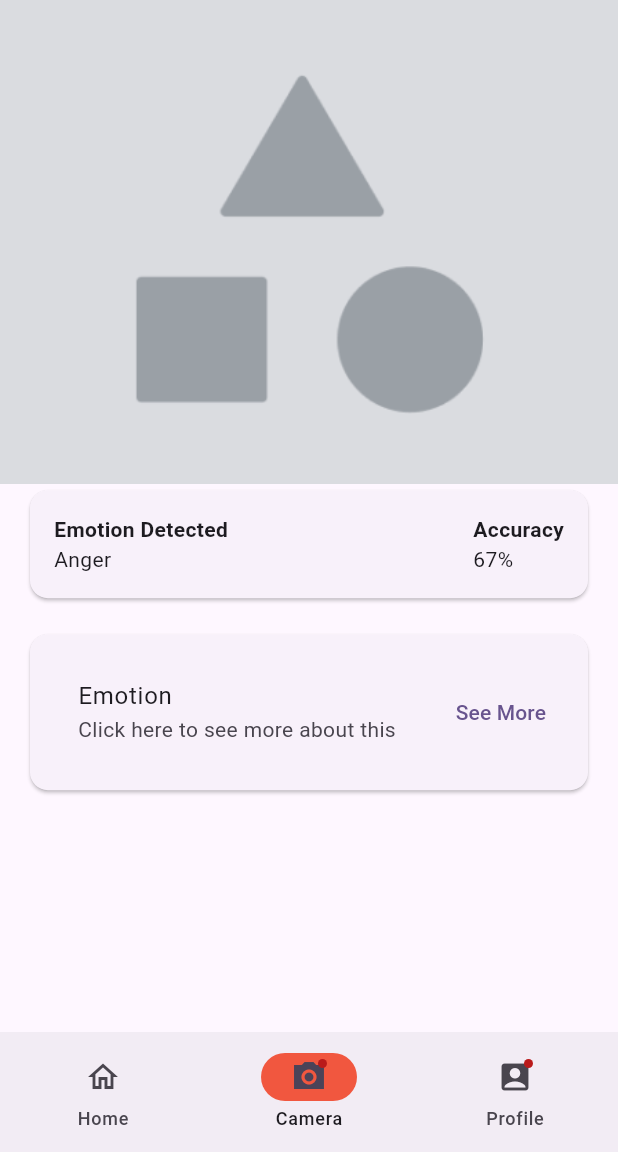
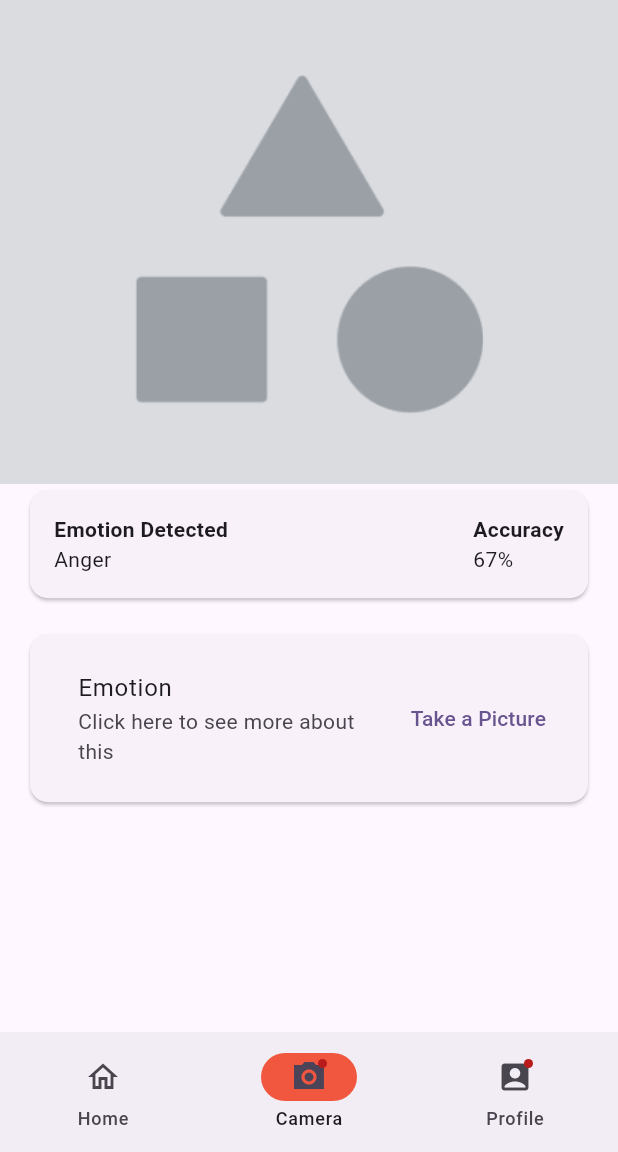
Before and after one commit to lucythwaites45/emotion-detector, a Flutter app: the HomePage screen opened by its route, on a phone screen of 412 x 824 dp, the part 84-1236 px from its top. Run offline on Flutter 3.47's test engine with Material 3 defaults, Android fonts, the phone set to English and light mode, and no system bars; our stand-ins replace camera, modal_bottom_sheet; missing offline and left inert: dart:ffi.

Commit message:
working camera functionality

```diff
--- a/lib/main.dart
+++ b/lib/main.dart
@@ -6,36 +6,40 @@ import 'package:general_waste_classifier/view/components/general.dart';
 import 'package:general_waste_classifier/view/components/home.dart';
 import 'package:general_waste_classifier/view/components/homepage.dart';
 import 'package:general_waste_classifier/view/components/profile.dart';
+
 Future<void> main() async {
   WidgetsFlutterBinding.ensureInitialized();
 
-// Obtain a list of the available cameras on the device.
+  // Obtain a list of the available cameras on the device.
   final cameras = await availableCameras();
+  final firstCamera = cameras.first;
 
-// Get a specific camera from the list of available cameras.
-  final firstCamera = cameras.first;
-  runApp(const MyApp());
+  runApp(MyApp(firstCamera: firstCamera));
 }
 
 class MyApp extends StatelessWidget {
-  const MyApp({Key? key}) : super(key: key);
+  final CameraDescription firstCamera;
+
+  const MyApp({super.key, required this.firstCamera});
 
   @override
   Widget build(BuildContext context) {
     return MaterialApp(
-      title: 'emotion Detector',
+      title: 'Emotion Detector',
       debugShowCheckedModeBanner: false,
       theme: ThemeData(
         colorScheme: ColorScheme.fromSeed(seedColor: Colors.deepPurple),
         useMaterial3: true,
         backgroundColor: Colors.white,
       ),
+
       initialRoute: '/', // Optionally set initial route
       routes: {
         '/': (context) => const GeneralPage(),
         '/home': (context) => const Home(),
-        '/homepage': (context) => const HomePage(),// Define the route for Home widget
+        '/homepage': (context) => const HomePage(),
         '/profile': (context) => const Profile(),
+        '/take_picture': (context) => TakePictureScreen(camera: firstCamera),
       },
     );
   }
--- a/lib/view/components/homepage.dart
+++ b/lib/view/components/homepage.dart
@@ -1,4 +1,5 @@
 import 'dart:ffi';
+import 'dart:io';
 
 import 'package:camera/camera.dart';
 import 'package:flutter/cupertino.dart';
@@ -19,10 +20,29 @@ class HomePage extends StatefulWidget {
 }
 
 class _HomePageState extends State<HomePage> {
+  late List<CameraDescription> cameras;
+  late CameraDescription firstCamera;
+
+  @override
+  void initState() {
+    super.initState();
+    availableCameras().then((cameras) {
+      setState(() {
+        this.cameras = cameras;
+        this.firstCamera = cameras.first;
+      });
+    });
+  }
+
   @override
   Widget build(BuildContext context) {
     int currentPageIndex = 1;
     final ThemeData theme = Theme.of(context);
+
+    if (cameras.isEmpty) {
+      return const Center(child: CircularProgressIndicator());
+    }
+
     return Scaffold(
       appBar: AppBar(
         title: Image.asset(
@@ -81,10 +101,10 @@ class _HomePageState extends State<HomePage> {
           Padding(
             padding: const EdgeInsets.symmetric(horizontal: 16.0), // Add padding here
             child: Column(
-              children: const <Widget>[
+              children:  <Widget>[
                 CardResults(),
                 SizedBox(height: 16), // Add space between the cards
-                CardMoreInfo(),
+                CardMoreInfo(camera: firstCamera),
               ],
             ),
           ),
@@ -132,7 +152,8 @@ class CardResults extends StatelessWidget {
 }
 
 class CardMoreInfo extends StatelessWidget {
-  const CardMoreInfo({Key? key}) : super(key: key);
+  final CameraDescription camera;
+  const CardMoreInfo({Key? key, required this.camera}) : super(key: key);
 
   @override
   Widget build(BuildContext context) {
@@ -151,9 +172,9 @@ class CardMoreInfo extends StatelessWidget {
               ),
               TextButton(
                 onPressed: () {
-                  // Add your onPressed logic here
+                  Navigator.pushNamed(context, '/take_picture');
                 },
-                child: const Text('See More'),
+                child: const Text('Take a Picture'),
               ),
             ],
           ),
@@ -205,7 +226,73 @@ class TakePictureScreenState extends State<TakePictureScreen> {
 
   @override
   Widget build(BuildContext context) {
-    // Fill this out in the next steps.
-    return Container();
+    return Scaffold(
+      appBar: AppBar(title: const Text('Take a picture')),
+      // You must wait until the controller is initialized before displaying the
+      // camera preview. Use a FutureBuilder to display a loading spinner until the
+      // controller has finished initializing.
+      body: FutureBuilder<void>(
+        future: _initializeControllerFuture,
+        builder: (context, snapshot) {
+          if (snapshot.connectionState == ConnectionState.done) {
+            // If the Future is complete, display the preview.
+            return CameraPreview(_controller);
+          } else {
+            // Otherwise, display a loading indicator.
+            return const Center(child: CircularProgressIndicator());
+          }
+        },
+      ),
+      floatingActionButton: FloatingActionButton(
+        // Provide an onPressed callback.
+        onPressed: () async {
+          // Take the Picture in a try / catch block. If anything goes wrong,
+          // catch the error.
+          try {
+            // Ensure that the camera is initialized.
+            await _initializeControllerFuture;
+
+            // Attempt to take a picture and get the file `image`
+            // where it was saved.
+            final image = await _controller.takePicture();
+
+            if (!context.mounted) return;
+
+            // If the picture was taken, display it on a new screen.
+            await Navigator.of(context).push(
+              MaterialPageRoute(
+                builder: (context) => DisplayPictureScreen(
+                  // Pass the automatically generated path to
+                  // the DisplayPictureScreen widget.
+                  imagePath: image.path,
+                ),
+              ),
+            );
+          } catch (e) {
+            // If an error occurs, log the error to the console.
+            print(e);
+          }
+        },
+        child: const Icon(Icons.camera_alt),
+      ),
+    );
   }
 }
+
+
+
+class DisplayPictureScreen extends StatelessWidget {
+  final String imagePath;
+
+  const DisplayPictureScreen({super.key, required this.imagePath});
+
+  @override
+  Widget build(BuildContext context) {
+    return Scaffold(
+      appBar: AppBar(title: const Text('Display the Picture')),
+      // The image is stored as a file on the device. Use the `Image.file`
+      // constructor with the given path to display the image.
+      body: Image.file(File(imagePath)),
+    );
+  }
+}
```
Also changed, not shown: 2 other files.
